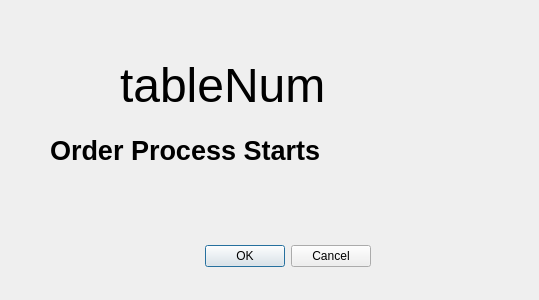
The window that messagebox.ui (DirgeForge/tripping-octo-boo) describes before a commit, drawn with Qt 5.
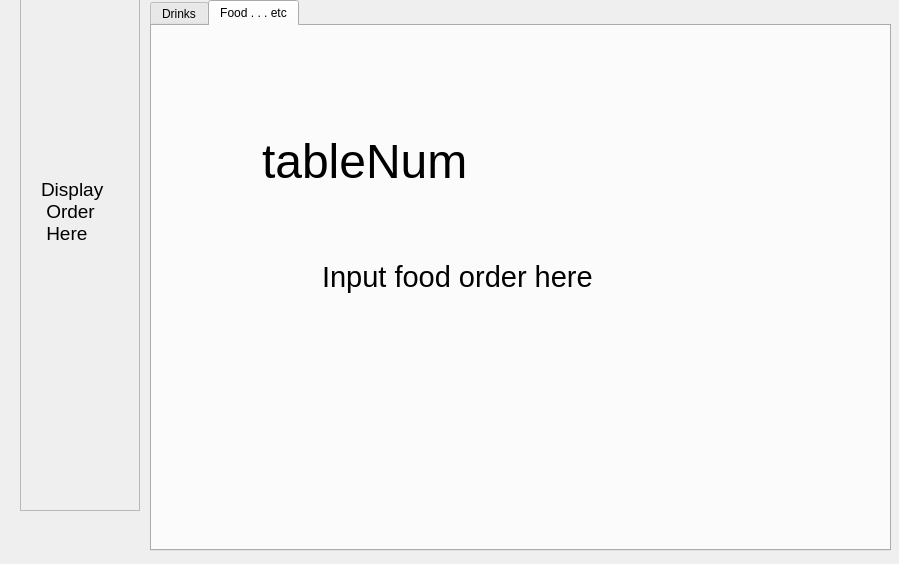
The same window after the commit. The open tabs and pages were chosen to show the change.

Patch:
```diff
--- a/messagebox.ui
+++ b/messagebox.ui
@@ -6,18 +6,58 @@
    <rect>
     <x>0</x>
     <y>0</y>
-    <width>539</width>
-    <height>300</height>
+    <width>899</width>
+    <height>564</height>
    </rect>
   </property>
   <property name="windowTitle">
    <string>Dialog</string>
   </property>
+  <widget class="QTabWidget" name="tabWidget">
+   <property name="geometry">
+    <rect>
+     <x>150</x>
+     <y>0</y>
+     <width>741</width>
+     <height>551</height>
+    </rect>
+   </property>
+   <property name="currentIndex">
+    <number>0</number>
+   </property>
+   <widget class="QWidget" name="Drinks">
+    <attribute name="title">
+     <string>Drinks</string>
+    </attribute>
+    <widget class="QLabel" name="displayTableNumber">
+     <property name="geometry">
+      <rect>
+       <x>100</x>
+       <y>0</y>
+       <width>261</width>
+       <height>71</height>
+      </rect>
+     </property>
+     <property name="font">
+      <font>
+       <pointsize>36</pointsize>
+      </font>
+     </property>
+     <property name="text">
+      <string>tableNum</string>
+     </property>
+     <property name="textFormat">
+      <enum>Qt::RichText</enum>
+     </property>
+     <property name="openExternalLinks">
+      <bool>true</bool>
+     </property>
+    </widget>
   <widget class="QDialogButtonBox" name="buttonBox">
    <property name="geometry">
     <rect>
-     <x>30</x>
-     <y>240</y>
+       <x>10</x>
+       <y>190</y>
      <width>341</width>
      <height>32</height>
     </rect>
@@ -32,8 +72,8 @@
   <widget class="QLabel" name="label">
    <property name="geometry">
     <rect>
-     <x>50</x>
-     <y>110</y>
+       <x>70</x>
+       <y>90</y>
      <width>381</width>
      <height>81</height>
     </rect>
@@ -52,12 +92,38 @@
     <string>Order Process Starts</string>
    </property>
   </widget>
-  <widget class="QLabel" name="displayTableNumber">
+   </widget>
+   <widget class="QWidget" name="tab_2">
+    <property name="contextMenuPolicy">
+     <enum>Qt::ActionsContextMenu</enum>
+    </property>
+    <attribute name="title">
+     <string>Food . . . etc</string>
+    </attribute>
+    <widget class="QLabel" name="label_2">
    <property name="geometry">
     <rect>
-     <x>120</x>
-     <y>50</y>
-     <width>211</width>
+       <x>170</x>
+       <y>190</y>
+       <width>381</width>
+       <height>121</height>
+      </rect>
+     </property>
+     <property name="font">
+      <font>
+       <pointsize>22</pointsize>
+      </font>
+     </property>
+     <property name="text">
+      <string>Input food order here</string>
+     </property>
+    </widget>
+    <widget class="QLabel" name="displayTableNumber_2">
+     <property name="geometry">
+      <rect>
+       <x>110</x>
+       <y>100</y>
+       <width>261</width>
      <height>71</height>
     </rect>
    </property>
@@ -75,6 +141,51 @@
    <property name="openExternalLinks">
     <bool>true</bool>
    </property>
+    </widget>
+   </widget>
+  </widget>
+  <widget class="QScrollArea" name="scrollArea">
+   <property name="geometry">
+    <rect>
+     <x>20</x>
+     <y>-20</y>
+     <width>120</width>
+     <height>531</height>
+    </rect>
+   </property>
+   <property name="widgetResizable">
+    <bool>true</bool>
+   </property>
+   <widget class="QWidget" name="scrollAreaWidgetContents">
+    <property name="geometry">
+     <rect>
+      <x>0</x>
+      <y>0</y>
+      <width>118</width>
+      <height>529</height>
+     </rect>
+    </property>
+    <widget class="QLabel" name="label_3">
+     <property name="geometry">
+      <rect>
+       <x>20</x>
+       <y>160</y>
+       <width>91</width>
+       <height>141</height>
+      </rect>
+     </property>
+     <property name="font">
+      <font>
+       <pointsize>14</pointsize>
+      </font>
+     </property>
+     <property name="text">
+      <string>Display 
+ Order 
+ Here</string>
+     </property>
+    </widget>
+   </widget>
   </widget>
  </widget>
  <resources/>
```
Left out of the diff: 2 changed lines with no effect on the pictures. Lines whose indentation alone changed are shown as unchanged.
